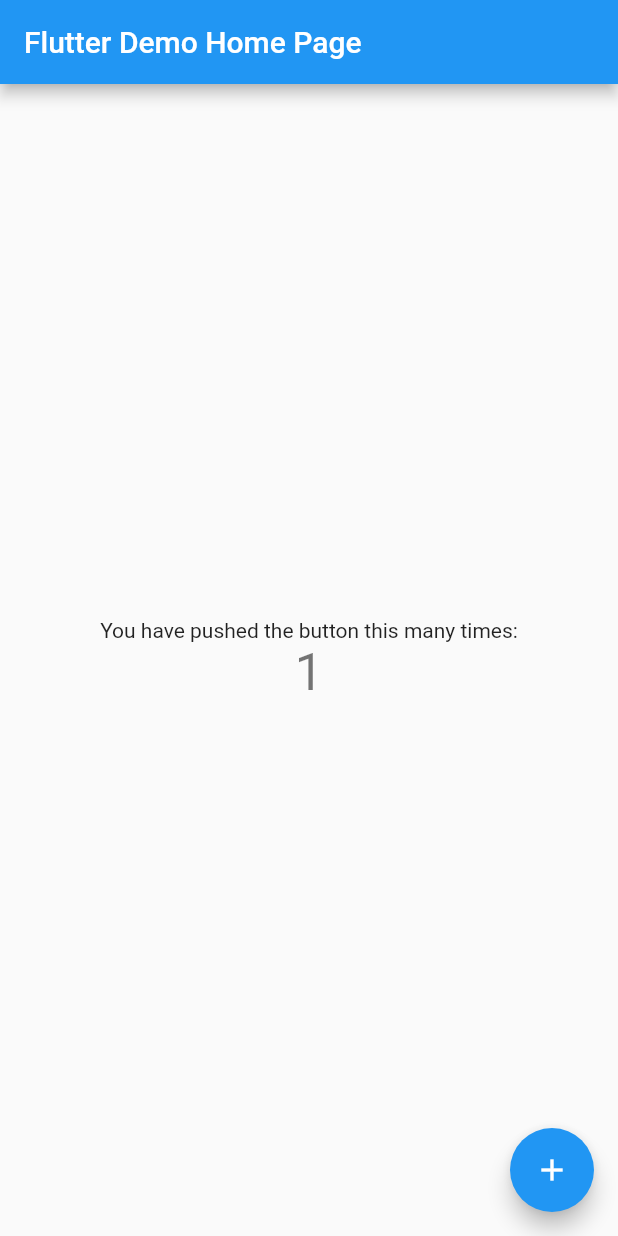
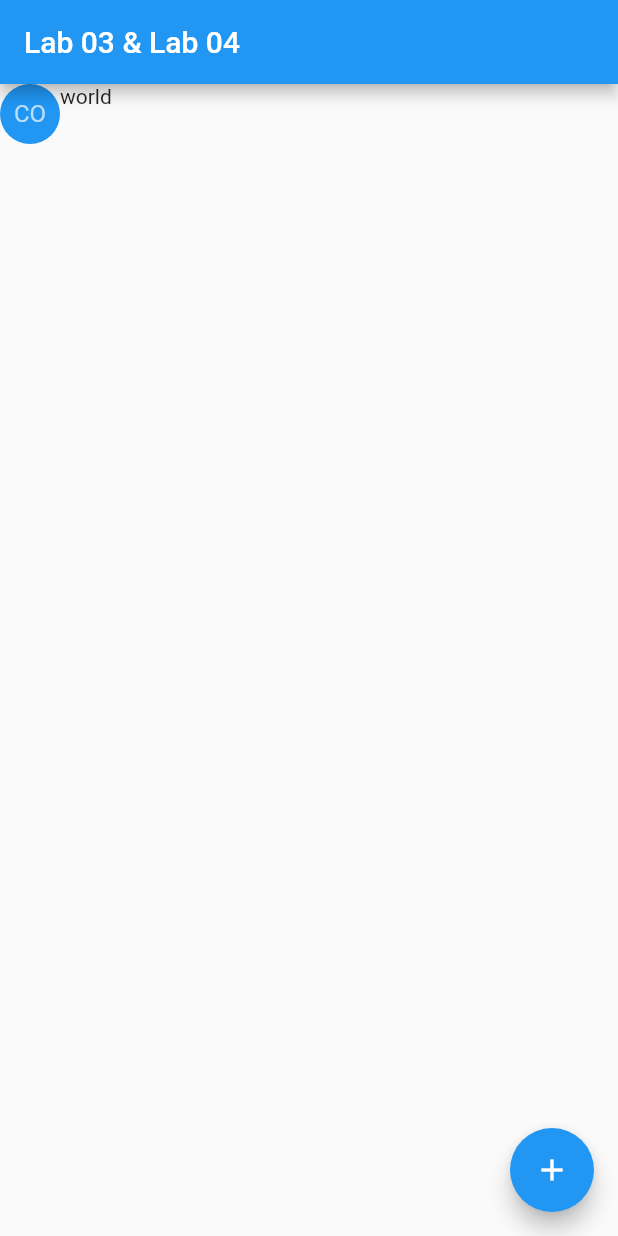
Before and after one commit to Colin-Orian/Flutter-UI-Lab, a Flutter app: the screen it shows after launch, after a tap on the "add" icon, on a phone screen of 412 x 824 dp. Run offline on Flutter 3.47's test engine with Material 2 defaults, Android fonts, the phone set to English and light mode, and no system bars.

Commit message:
Moved code to seperate files. Made basic UI.

```diff
--- /dev/null
+++ b/lib/TweetWidget.dart
@@ -0,0 +1,34 @@
+import 'package:flutter/material.dart';
+class TweetWidget{
+  String userShortName;
+  String userLongName;
+  String timeString;
+  String description;
+  String imageURL;
+  int numComments;
+  int numRetweets;
+  int numLikes;
+  TweetWidget(this.userShortName, this.userLongName, this.timeString, this.description, this.imageURL,
+              this.numComments, this.numRetweets, this.numLikes);
+  Row build(){
+    return Row(
+
+        children: <Widget>[
+          Column(
+            children: <Widget>[
+              CircleAvatar(
+                backgroundColor: Colors.blue,
+                child: Text("CO"),
+              ),
+
+            ],
+          ),
+          Column(
+            children: <Widget>[
+              Text('world'),
+            ],
+          ),
+        ],
+      );
+  }
+}
--- a/lib/main.dart
+++ b/lib/main.dart
@@ -1,4 +1,5 @@
 import 'package:flutter/material.dart';
+import 'my_homepage.dart';
 
 void main() => runApp(MyApp());
 
@@ -14,52 +15,3 @@ class MyApp extends StatelessWidget {
     );
   }
 }
-
-class MyHomePage extends StatefulWidget {
-  MyHomePage({Key key, this.title}) : super(key: key);
-  final String title;
-
-  @override
-  _MyHomePageState createState() => _MyHomePageState();
-}
-
-class _MyHomePageState extends State<MyHomePage> {
-  int _counter = 0;
-
-  void _incrementCounter() {
-    setState(() {
-      _counter++;
-    });
-  }
-
-  @override
-  Widget build(BuildContext context) {
-    return Scaffold(
-      appBar: AppBar(
-
-        title: Text(widget.title),
-      ),
-      body: Center(
-
-        child: Column(
-
-          mainAxisAlignment: MainAxisAlignment.center,
-          children: <Widget>[
-            Text(
-              'You have pushed the button this many times:',
-            ),
-            Text(
-              '$_counter',
-              style: Theme.of(context).textTheme.display1,
-            ),
-          ],
-        ),
-      ),
-      floatingActionButton: FloatingActionButton(
-        onPressed: _incrementCounter,
-        tooltip: 'Increment',
-        child: Icon(Icons.add),
-      ),
-    );
-  }
-}
--- /dev/null
+++ b/lib/my_homepage.dart
@@ -0,0 +1,36 @@
+import 'package:flutter/material.dart';
+import 'TweetWidget.dart';
+class MyHomePage extends StatefulWidget {
+  MyHomePage({Key key, this.title}) : super(key: key);
+  final String title;
+
+  @override
+  _MyHomePageState createState() => _MyHomePageState();
+}
+
+class _MyHomePageState extends State<MyHomePage> {
+  int _counter = 0;
+  var firstTweet =TweetWidget("colin", "Colin Orian", "1234", "description", "imageURL", 1, 2, 3);
+  void _incrementCounter() {
+    setState(() {
+      _counter++;
+    });
+  }
+
+  @override
+  Widget build(BuildContext context) {
+
+    return Scaffold(
+      appBar: AppBar(
+
+        title: Text('Lab 03 & Lab 04'),
+      ),
+      body: firstTweet.build(),
+      floatingActionButton: FloatingActionButton(
+        onPressed: _incrementCounter,
+        tooltip: 'Increment',
+        child: Icon(Icons.add),
+      ),
+    );
+  }
+}
```
